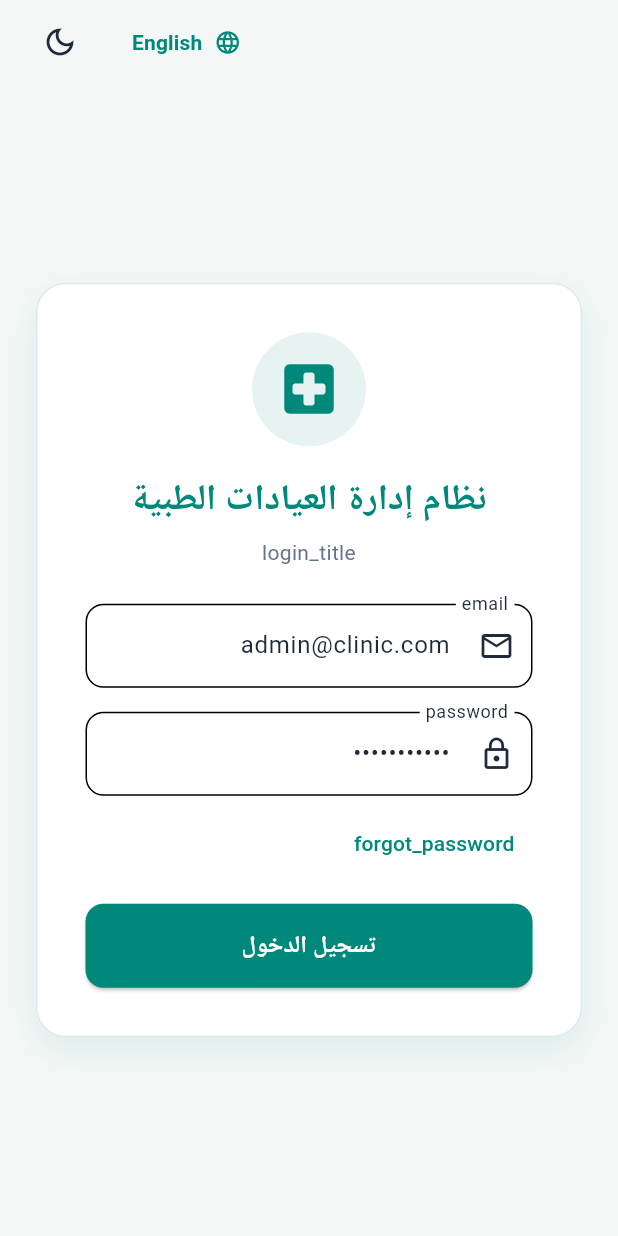
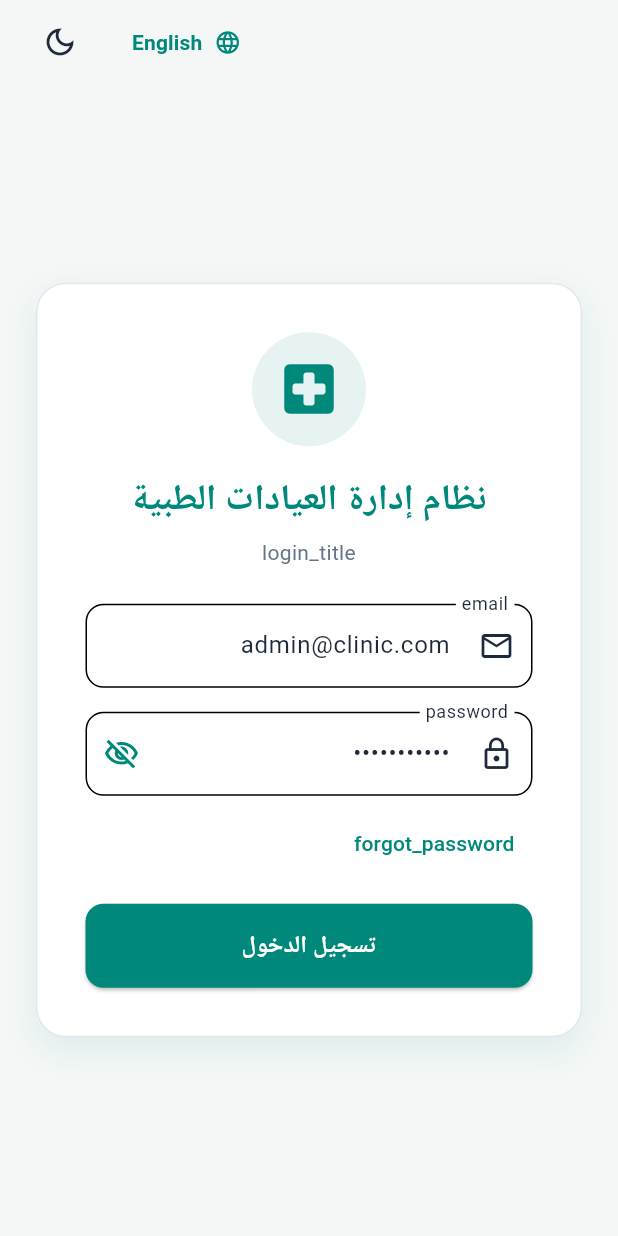
Before and after one commit to SalehAlghabra/clinic_dashboard, a Flutter app: the screen it shows after launch, on a phone screen of 412 x 824 dp. Run offline on Flutter 3.47's test engine with Material 3 defaults, Android fonts, the phone set to English and light mode, and no system bars; our stand-ins replace dio, equatable, file_picker, flutter_bloc, flutter_secure_storage, shared_preferences.

Commit message:
feat: add password visibility toggle option to login screen

```diff
--- a/lib/features/auth/presentation/screens/login_screen.dart
+++ b/lib/features/auth/presentation/screens/login_screen.dart
@@ -20,6 +20,7 @@ class _LoginScreenState extends State<LoginScreen> {
   final _emailController = TextEditingController(text: 'admin@clinic.com');
   final _passwordController = TextEditingController(text: 'password123');
   final _otpController = TextEditingController();
+  bool _obscurePassword = true;
 
   @override
   void dispose() {
@@ -324,10 +325,21 @@ class _LoginScreenState extends State<LoginScreen> {
                         const SizedBox(height: 16),
                         TextFormField(
                           controller: _passwordController,
-                          obscureText: true,
+                          obscureText: _obscurePassword,
                           decoration: InputDecoration(
                             labelText: context.tr('password'),
                             prefixIcon: const Icon(Icons.lock_outline),
+                            suffixIcon: IconButton(
+                              icon: Icon(
+                                _obscurePassword ? Icons.visibility_off_outlined : Icons.visibility_outlined,
+                                color: primaryColor,
+                              ),
+                              onPressed: () {
+                                setState(() {
+                                  _obscurePassword = !_obscurePassword;
+                                });
+                              },
+                            ),
                             border: OutlineInputBorder(
                               borderRadius: BorderRadius.circular(12),
                             ),
```
